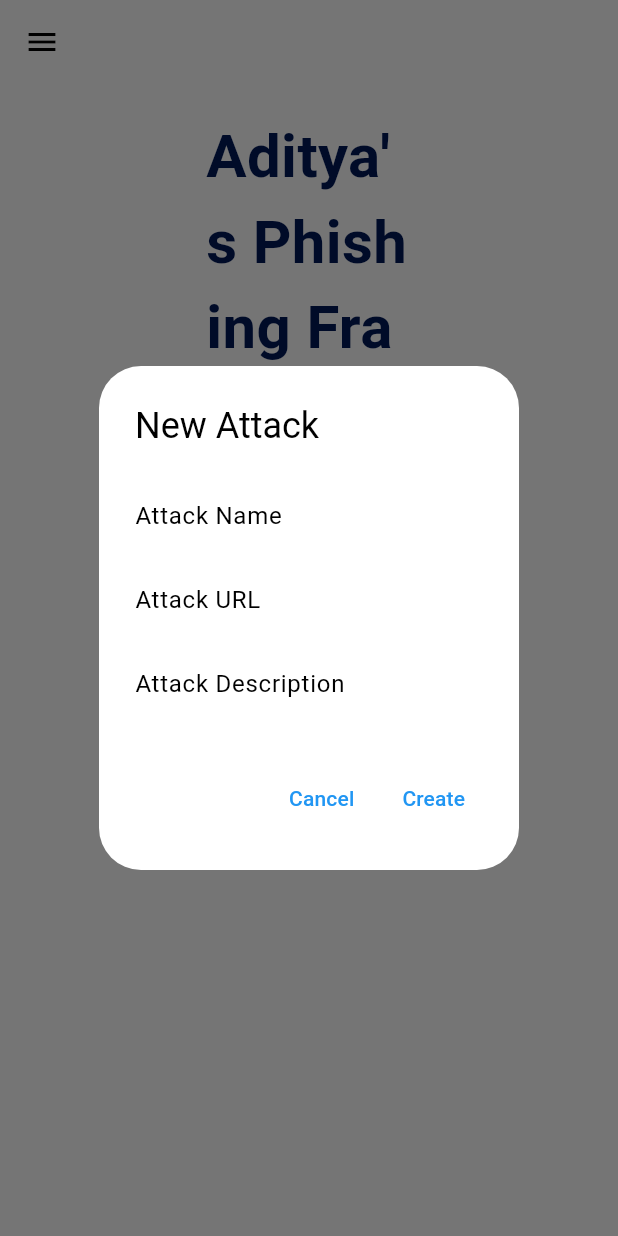
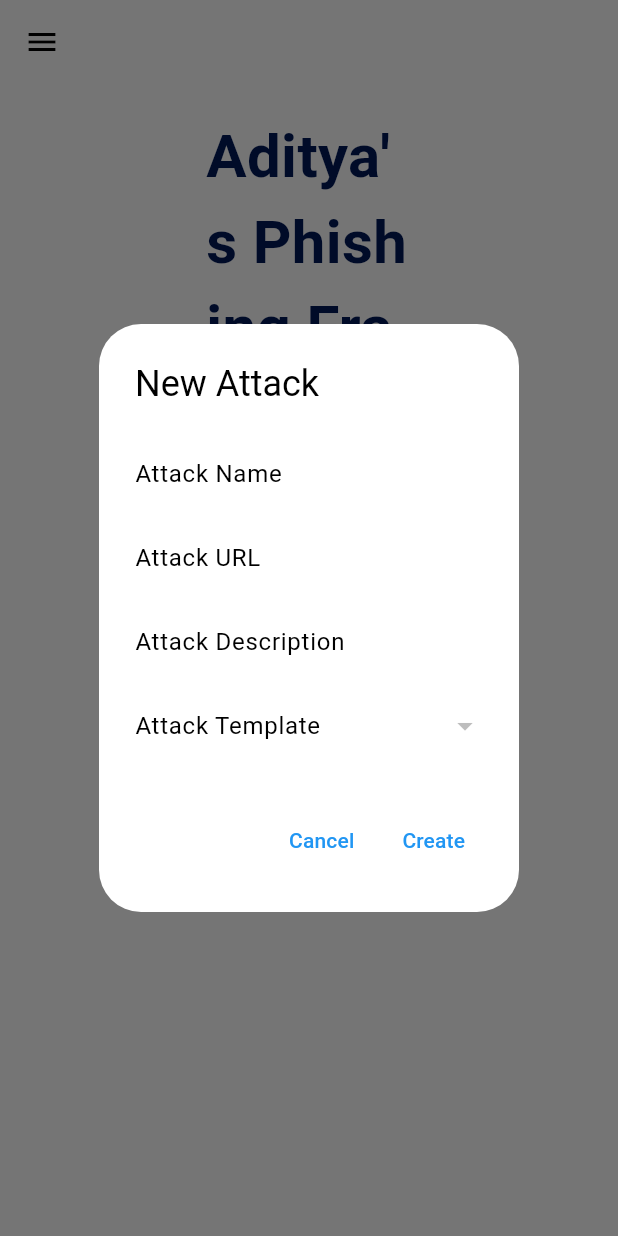
Before and after one commit to KaptenASP/Phishing-Framework, a Flutter app: the screen it shows after launch, after a tap on the "add" icon, on a phone screen of 412 x 824 dp. Run offline on Flutter 3.47's test engine with Material 2 defaults, Android fonts, the phone set to English and light mode, and no system bars; our stand-ins replace localstorage; network calls fail.

Commit message:
Created ability to create template + calculate url

```diff
--- a/lib/attack.dart
+++ b/lib/attack.dart
@@ -1,4 +1,5 @@
 import 'package:phishing_framework/helpers/file_helper.dart';
+import 'package:phishing_framework/helpers/network_consts.dart';
 import 'package:phishing_framework/helpers/network_helper.dart';
 import 'package:phishing_framework/victim.dart';
 
@@ -9,8 +10,9 @@ String idGenerator() {
 
 class PhishingAttack {
   String name;
-  String url;
+  late String url;
   String description;
+  String template;
   String status = "offline";
   late String id;
 
@@ -18,11 +20,13 @@ class PhishingAttack {
   final List<Victim> _clicked = [];
   final List<Victim> _victims = [];
 
-  PhishingAttack.create(this.name, this.url, this.description) {
+  PhishingAttack.create(this.name, this.description, this.template) {
     id = idGenerator();
+    url = NetworkConsts.getAttackUrl(id);
   }
 
-  PhishingAttack.fromid(this.name, this.url, this.description, this.id);
+  PhishingAttack.fromid(
+      this.name, this.url, this.description, this.id, this.template);
 
   List<Victim> get emailed => _emailed;
   List<Victim> get clicked => _clicked;
@@ -34,6 +38,7 @@ class PhishingAttack {
         json.value['url'] as String,
         json.value['description'] as String,
         json.value['id'] as String,
+        json.value['template'] as String,
       );
 
   Map<String, dynamic> toJson() => {
@@ -41,6 +46,7 @@ class PhishingAttack {
         'url': url,
         'description': description,
         'id': id,
+        'template': template,
       };
 }
 
@@ -66,6 +72,8 @@ class AttackManager {
 
     print(_templateNames);
   }
+
+  List<String> get templateNames => _templateNames;
 
   Future<void> saveAllAttacks(List<PhishingAttack> attacks) async {
     Map<String, dynamic> m = {};
--- a/lib/main.dart
+++ b/lib/main.dart
@@ -112,6 +112,7 @@ class _HomePageState extends State<HomePage> {
                           TextEditingController();
                       final TextEditingController attackURLController =
                           TextEditingController();
+                      String templateName = "";
 
                       return AlertDialog(
                         title: const Text("New Attack"),
@@ -133,6 +134,22 @@ class _HomePageState extends State<HomePage> {
                                   labelText: "Attack Description"),
                               controller: attackDescController,
                             ),
+                            // Add a dropdown for templates
+                            DropdownButtonFormField(
+                              decoration: const InputDecoration(
+                                  labelText: "Attack Template"),
+                              items: manager.templateNames
+                                  .map(
+                                    (e) => DropdownMenuItem(
+                                      value: e,
+                                      child: Text(e),
+                                    ),
+                                  )
+                                  .toList(),
+                              onChanged: (String? value) {
+                                templateName = value ?? "";
+                              },
+                            ),
                           ],
                         ),
                         actions: [
@@ -146,8 +163,8 @@ class _HomePageState extends State<HomePage> {
                                 () {
                                   _phishingAttacks.add(PhishingAttack.create(
                                     attackNameontroller.text,
-                                    attackURLController.text,
                                     attackDescController.text,
+                                    templateName,
                                   ));
                                   AttackManager.instance
                                       .saveAllAttacks(_phishingAttacks);
```
